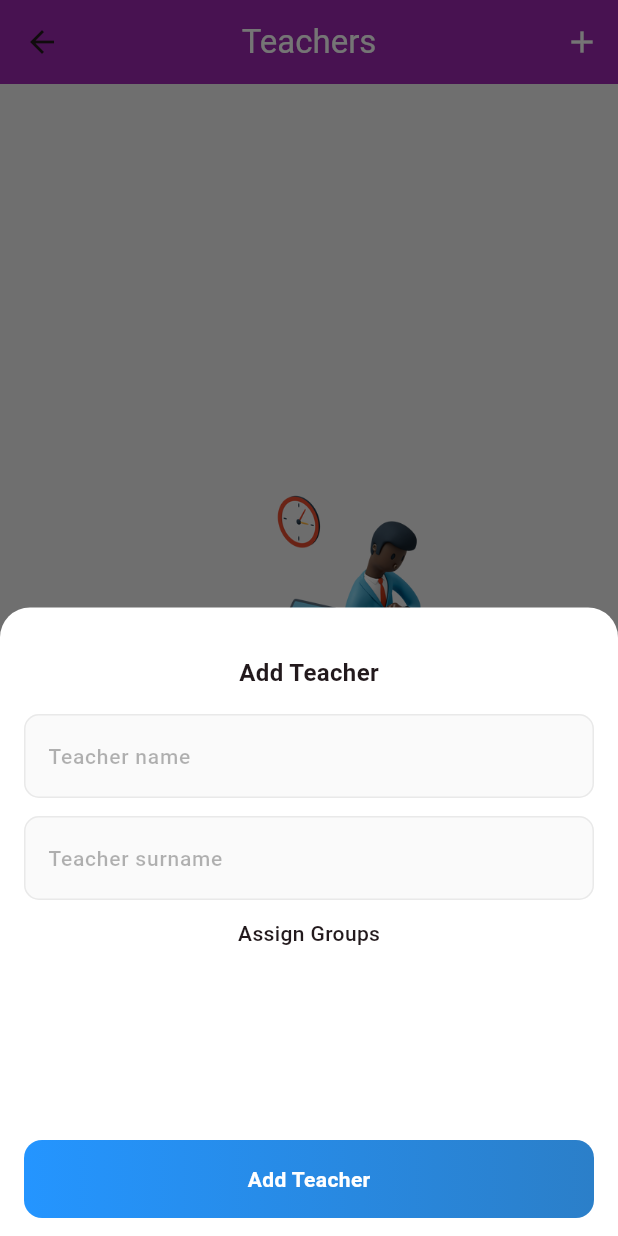
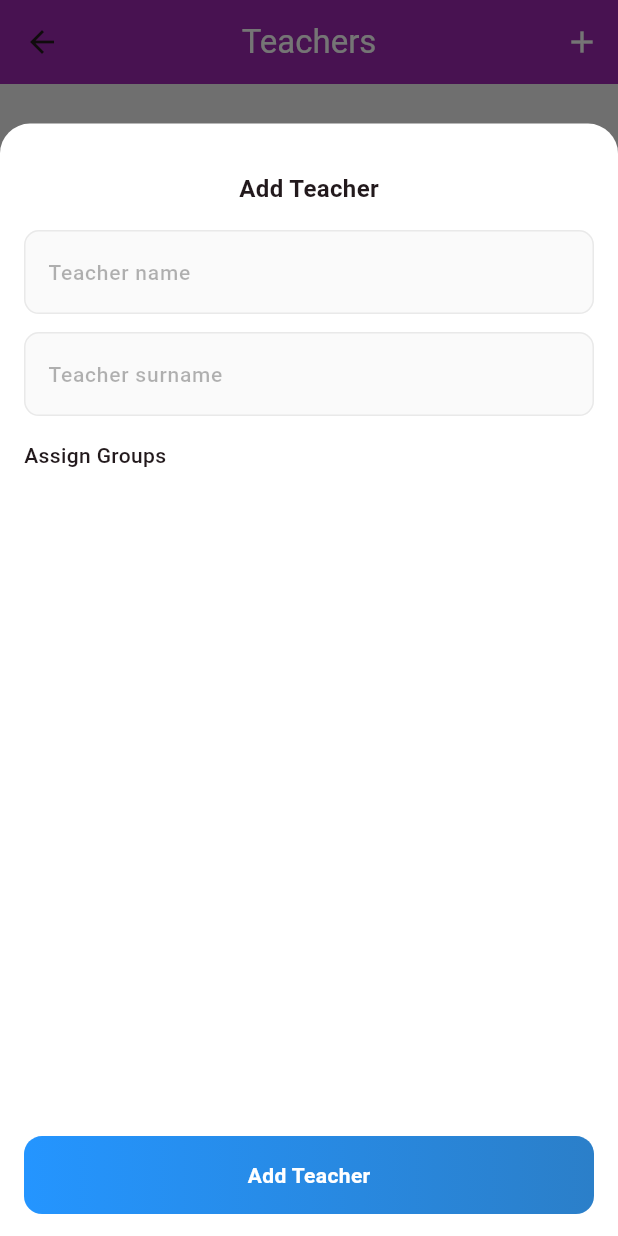
Before and after one commit to CODER-1997/Linguista-Pro, a Flutter app: the Teachers screen opened directly, after a tap on the "add" icon, on a phone screen of 412 x 824 dp. Run offline on Flutter 3.47's test engine with Material 3 defaults, Android fonts, the light colour scheme and no system bars; our stand-ins replace cloud_firestore, firebase_core, flutter_slidable, font_awesome_flutter, get, get_storage and 5 more; accounts and stored records are empty; network calls fail; Roboto replaces fonts that are missing (Manrope); project files that could hold a hidden picture were left out.

Commit message:
bugs fixed

```diff
--- a/lib/screens/admin/teachers/teachers.dart
+++ b/lib/screens/admin/teachers/teachers.dart
@@ -166,19 +166,33 @@ class _TeachersState extends State<Teachers> {
         borderRadius: BorderRadius.vertical(top: Radius.circular(20)),
       ),
       builder: (_) {
+        return DraggableScrollableSheet(
+          expand: false,
+          initialChildSize: 0.9, // initial height (90% of screen)
+          minChildSize: 0.5,     // minimum height
+          maxChildSize: 0.95,    // maximum height
+          builder: (_, controller) {
             return Padding(
               padding: EdgeInsets.only(
-              bottom: MediaQuery.of(context).viewInsets.bottom, top: 20),
+                bottom: MediaQuery.of(context).viewInsets.bottom,
+                top: 20,
+              ),
               child: Form(
                 key: _formKey,
-            child: Container(
-              padding: const EdgeInsets.symmetric(horizontal: 16, vertical: 12),
+                child: SingleChildScrollView(
+                  controller: controller,
+                  padding:
+                  const EdgeInsets.symmetric(horizontal: 16, vertical: 12),
                   child: Column(
-                mainAxisSize: MainAxisSize.min,
+                    crossAxisAlignment: CrossAxisAlignment.start,
                     children: [
-                  const Text("Add Teacher",
-                      style:
-                      TextStyle(fontWeight: FontWeight.bold, fontSize: 16)),
+                      const Center(
+                        child: Text(
+                          "Add Teacher",
+                          style: TextStyle(
+                              fontWeight: FontWeight.bold, fontSize: 16),
+                        ),
+                      ),
                       const SizedBox(height: 16),
                       TextFormField(
                         controller: teachersController.TeacherName,
@@ -193,17 +207,31 @@ class _TeachersState extends State<Teachers> {
                         validator: (v) =>
                         v!.isEmpty ? "Field cannot be empty" : null,
                       ),
-                  const SizedBox(height: 12),
-                  const Text('Assign Groups',
+                      const SizedBox(height: 16),
+                      const Text(
+                        'Assign Groups',
                         style:
-                      TextStyle(fontWeight: FontWeight.w500, fontSize: 14)),
+                        TextStyle(fontWeight: FontWeight.w500, fontSize: 14),
+                      ),
                       const SizedBox(height: 8),
-                  Obx(() => _buildGroupSelector(
+                      Obx(() => Container(
+                         height: Get.height/2,
+                        child: SingleChildScrollView(
+                          scrollDirection: Axis.vertical,
+                          child: Wrap(
+                            direction: Axis.vertical,
+
+                            children: _buildGroupSelector(
                               studentController.LinguistaGroups,
                               teachersController.teacherGroupIds,
-                      teachersController.teacherGroups)),
-                  const SizedBox(height: 20),
-                  InkWell(
+                              teachersController.teacherGroups,
+                            ),
+                          ),
+                        ),
+                      )),
+                      const SizedBox(height: 24),
+                      Center(
+                        child: InkWell(
                           onTap: () {
                             if (_formKey.currentState!.validate()) {
                               teachersController.addNewTeacher();
@@ -211,13 +239,18 @@ class _TeachersState extends State<Teachers> {
                             }
                           },
                           child: Obx(() => CustomButton(
-                        isLoading: teachersController.isLoading.value,
+                              isLoading:
+                              teachersController.isLoading.value,
                               text: "Add Teacher")),
                         ),
+                      ),
+                      const SizedBox(height: 20),
                     ],
                   ),
                 ),
               ),
+            );
+          },
         );
       },
     );
@@ -232,19 +265,33 @@ class _TeachersState extends State<Teachers> {
         borderRadius: BorderRadius.vertical(top: Radius.circular(20)),
       ),
       builder: (_) {
+        return DraggableScrollableSheet(
+          expand: false,
+          initialChildSize: 0.95, // almost full screen
+          minChildSize: 0.5,
+          maxChildSize: 1.0, // full height
+          builder: (_, controller) {
             return Padding(
               padding: EdgeInsets.only(
-              bottom: MediaQuery.of(context).viewInsets.bottom, top: 20),
+                bottom: MediaQuery.of(context).viewInsets.bottom,
+                top: 20,
+              ),
               child: Form(
                 key: _formKey,
-            child: Container(
-              padding: const EdgeInsets.symmetric(horizontal: 16, vertical: 12),
+                child: SingleChildScrollView(
+                  controller: controller,
+                  padding:
+                  const EdgeInsets.symmetric(horizontal: 16, vertical: 12),
                   child: Column(
-                mainAxisSize: MainAxisSize.min,
+                    crossAxisAlignment: CrossAxisAlignment.start,
                     children: [
-                  const Text("Edit Teacher",
-                      style:
-                      TextStyle(fontWeight: FontWeight.bold, fontSize: 16)),
+                      const Center(
+                        child: Text(
+                          "Edit Teacher",
+                          style: TextStyle(
+                              fontWeight: FontWeight.bold, fontSize: 16),
+                        ),
+                      ),
                       const SizedBox(height: 16),
                       TextFormField(
                         controller: teachersController.TeacherNameEdit,
@@ -259,17 +306,33 @@ class _TeachersState extends State<Teachers> {
                         validator: (v) =>
                         v!.isEmpty ? "Field cannot be empty" : null,
                       ),
-                  const SizedBox(height: 12),
-                  const Text('Edit Groups',
+                      const SizedBox(height: 16),
+                      const Text(
+                        'Edit Groups',
                         style:
-                      TextStyle(fontWeight: FontWeight.w500, fontSize: 14)),
+                        TextStyle(fontWeight: FontWeight.w500, fontSize: 14),
+                      ),
                       const SizedBox(height: 8),
-                  Obx(() => _buildGroupSelector(
+                      // Groups - vertically wrapped
+                      Obx(() => Container(
+                        constraints:
+                        BoxConstraints(maxHeight: Get.height / 2),
+                        child: SingleChildScrollView(
+                          child: Wrap(
+                            direction: Axis.vertical,
+                            spacing: 8,
+                            runSpacing: 8,
+                            children: _buildGroupSelector(
                               studentController.LinguistaGroups,
                               teachersController.teacherGroupIdsEdit,
-                      teachersController.teacherGroupsEdit)),
-                  const SizedBox(height: 20),
-                  InkWell(
+                              teachersController.teacherGroupsEdit,
+                            ),
+                          ),
+                        ),
+                      )),
+                      const SizedBox(height: 24),
+                      Center(
+                        child: InkWell(
                           onTap: () {
                             if (_formKey.currentState!.validate()) {
                               teachersController.editTeacher(teacherId);
@@ -280,6 +343,8 @@ class _TeachersState extends State<Teachers> {
                               isLoading: teachersController.isLoading.value,
                               text: "Save Changes")),
                         ),
+                      ),
+                      const SizedBox(height: 20),
                     ],
                   ),
                 ),
@@ -287,16 +352,12 @@ class _TeachersState extends State<Teachers> {
             );
           },
         );
+      },
+    );
   }
 
-  Widget _buildGroupSelector(List groups, RxList selectedIds, RxList selectedGroups) {
-    return Container(
-      height: 100,
-      alignment: Alignment.topLeft,
-      child: SingleChildScrollView(
-        scrollDirection: Axis.horizontal,
-        child: Row(
-          children: groups.map((g) {
+  List<Widget> _buildGroupSelector(List groups, RxList selectedIds, RxList selectedGroups) {
+    return   groups.map((g) {
         final isSelected = selectedIds.contains(g['group_id']);
         return GestureDetector(
           onTap: () {
@@ -311,7 +372,7 @@ class _TeachersState extends State<Teachers> {
           },
           child: Container(
             padding:
-                const EdgeInsets.symmetric(horizontal: 18, vertical: 8),
+            const EdgeInsets.symmetric(horizontal: 10, vertical: 4),
             margin: const EdgeInsets.all(6),
             decoration: BoxDecoration(
               color: isSelected ? Colors.green : Colors.white,
@@ -322,13 +383,11 @@ class _TeachersState extends State<Teachers> {
             child: Text(
               g['group_name'],
               style: TextStyle(
-                      color: isSelected ? Colors.white : Colors.black),
+                  color: isSelected ? Colors.white : Colors.black,fontSize: 16),
             ),
           ),
         );
-          }).toList(),
-        ),
-      ),
-    );
+      }).toList();
+
   }
 }
```
Also changed, not shown: lib/constants/custom_widgets/student_card_widget/leader_student_card.dart (+1 -7 lines). Lines whose indentation alone changed are shown as unchanged.
